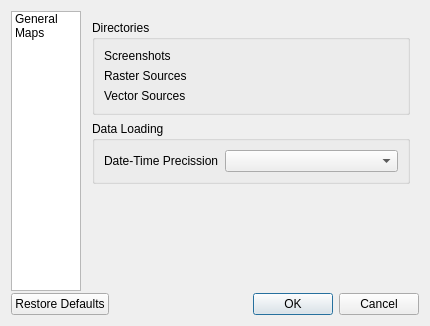
Old version of the form eotimeseriesviewer/ui/settingsdialog.ui in the repository jakimowb/eo-time-series-viewer.
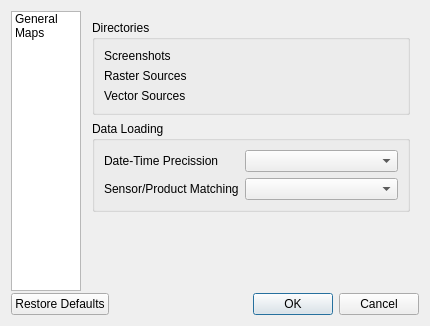
New version of the form. The open tabs and pages were chosen to show the change. Custom widgets are drawn as their Qt base class.

Commit message: added SensorMatching to better control if two images relate to the same or a different sensor mode (e.g. match all Sentinel-2 image to the same SensorInstrument instead of separating between S2A and S2B for easier handling)

```diff
--- a/eotimeseriesviewer/ui/settingsdialog.ui
+++ b/eotimeseriesviewer/ui/settingsdialog.ui
@@ -118,6 +118,20 @@
               </property>
              </widget>
             </item>
+            <item row="1" column="0">
+             <widget class="QLabel" name="label_10">
+              <property name="text">
+               <string>Sensor/Product Matching</string>
+              </property>
+             </widget>
+            </item>
+            <item row="1" column="1">
+             <widget class="QComboBox" name="cbSensorMatching">
+              <property name="whatsThis">
+               <string>Selects the precission used to extract time stamps from raster meta data.</string>
+              </property>
+             </widget>
+            </item>
            </layout>
           </widget>
          </item>
```
Left out of the diff: 13 changed lines with no effect on the pictures. The commit also changes 6 other files.
